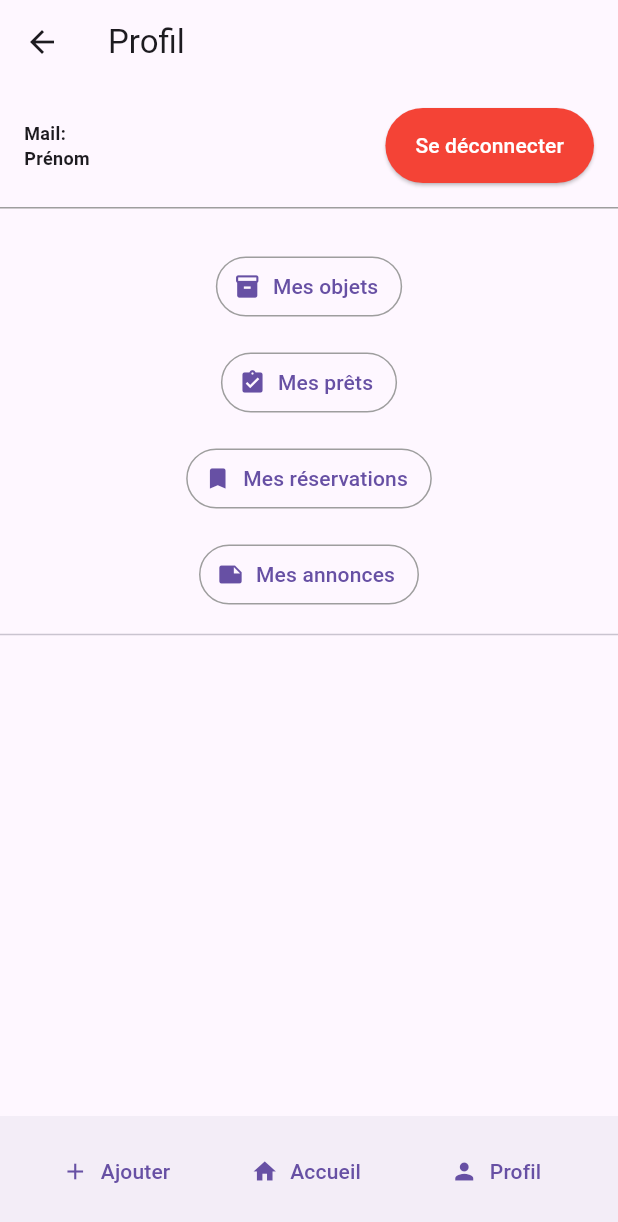
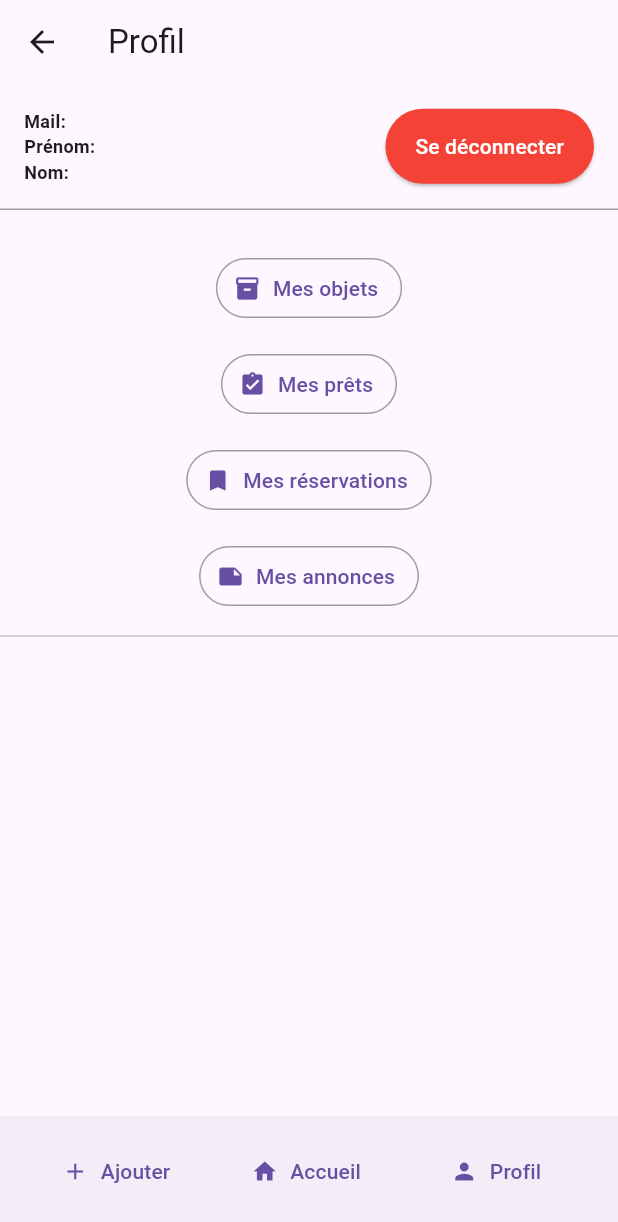
Before and after one commit to BOURREAUQuentin/SAE_DEV_MOBILE, a Flutter app: the Home screen opened directly, after a tap on "Profil", on a phone screen of 412 x 824 dp. Shown: the top 1222 px of the screen. Run offline on Flutter 3.47's test engine with Material 3 defaults, Android fonts, the phone set to English and light mode, and no system bars; our stand-ins replace supabase_flutter; accounts and stored records are empty.

Commit message:
feat: récupération utilisateur connecté mieux et affichage des demandes uniquement autres utilisateurs

```diff
--- a/sae_dev_mobile/lib/UI/home.dart
+++ b/sae_dev_mobile/lib/UI/home.dart
@@ -1,6 +1,7 @@
 import 'package:flutter/material.dart';
+import 'package:intl/intl.dart';
 import '../classes/demandeBD.dart';
-import 'package:intl/intl.dart'; // bibliothèque intl pour formatter les dates
+import '../classes/utilisateurBD.dart';
 import 'profil.dart';
 
 class Home extends StatelessWidget {
@@ -11,7 +12,10 @@ class Home extends StatelessWidget {
         title: Text('Home'),
       ),
       body: FutureBuilder<List<DemandeBD>>(
-        future: DemandeBD.getDemandes(),
+        future: () async {
+          final utilisateur = await UtilisateurBD.getUtilisateurConnecte();
+          return DemandeBD.getDemandes(utilisateur?.uuidUtilisateur ?? '');
+        }(),
         builder: (context, snapshot) {
           if (snapshot.connectionState == ConnectionState.waiting) {
             return Center(child: CircularProgressIndicator());
@@ -26,8 +30,7 @@ class Home extends StatelessWidget {
                   final demande = demandes[index];
                   return Card(
                     child: ListTile(
-                      leading: CircleAvatar(
-                      ),
+                      leading: CircleAvatar(),
                       title: Text(
                         demande.titreDemande,
                         style: TextStyle(fontSize: 20, fontWeight: FontWeight.bold),
--- a/sae_dev_mobile/lib/UI/profil.dart
+++ b/sae_dev_mobile/lib/UI/profil.dart
@@ -11,16 +11,16 @@ class Profil extends StatelessWidget {
       appBar: AppBar(
         title: Text('Profil'),
       ),
-      body: FutureBuilder<User?>(
+      body: FutureBuilder<UtilisateurBD?>(
         future: UtilisateurBD.getUtilisateurConnecte(),
         builder: (context, snapshot) {
           if (snapshot.connectionState == ConnectionState.waiting) {
             return Center(child: CircularProgressIndicator());
           } else {
-            if (snapshot.hasError) {
+            if (snapshot.hasError || snapshot.data == null) {
               return Center(child: Text("Une erreur s'est produite"));
             } else {
-              final user = snapshot.data;
+              final utilisateur = snapshot.data!;
               return SingleChildScrollView(
                 child: Column(
                   crossAxisAlignment: CrossAxisAlignment.stretch,
@@ -38,14 +38,21 @@ class Profil extends StatelessWidget {
                               crossAxisAlignment: CrossAxisAlignment.start,
                               children: [
                                 Text(
-                                  'Mail: ${user?.email}',
+                                  'Mail: ${utilisateur.mailUtilisateur}',
                                   style: TextStyle(
                                     fontSize: 12,
                                     fontWeight: FontWeight.bold,
                                   ),
                                 ),
                                 Text(
-                                  'Prénom',
+                                  'Prénom: ${utilisateur.prenomUtilisateur}',
+                                  style: TextStyle(
+                                    fontSize: 12,
+                                    fontWeight: FontWeight.bold,
+                                  ),
+                                ),
+                                Text(
+                                  'Nom: ${utilisateur.nomUtilisateur}',
                                   style: TextStyle(
                                     fontSize: 12,
                                     fontWeight: FontWeight.bold,
@@ -146,9 +153,7 @@ class Profil extends StatelessWidget {
               ),
               Expanded(
                 child: TextButton.icon(
-                  onPressed: () {
-
-                  },
+                  onPressed: () {},
                   icon: Icon(Icons.person),
                   label: Text('Profil'),
                 ),
--- a/sae_dev_mobile/lib/classes/demandeBD.dart
+++ b/sae_dev_mobile/lib/classes/demandeBD.dart
@@ -19,10 +19,11 @@ class DemandeBD {
     required this.dateFinDemande,
   });
 
-  static Future<List<DemandeBD>> getDemandes() async {
+  static Future<List<DemandeBD>> getDemandes(String uuidUtilisateur) async {
     try {
       final response = await Supabase.instance.client.from('DEMANDE')
           .select()
+          .neq('uuidDemandeur', uuidUtilisateur)
           .order('datePublication', ascending: false);
       print(response);
       if (response != null) {
--- a/sae_dev_mobile/lib/classes/utilisateurBD.dart
+++ b/sae_dev_mobile/lib/classes/utilisateurBD.dart
@@ -4,7 +4,7 @@ import 'package:supabase_flutter/supabase_flutter.dart';
 import '../UI/home.dart';
 
 class UtilisateurBD {
-  final String idUtilisateur;
+  final String uuidUtilisateur;
   final String prenomUtilisateur;
   final String nomUtilisateur;
   final String pseudoUtilisateur;
@@ -12,7 +12,7 @@ class UtilisateurBD {
   final String mdpUtilisateur;
 
   UtilisateurBD({
-    required this.idUtilisateur,
+    required this.uuidUtilisateur,
     required this.prenomUtilisateur,
     required this.nomUtilisateur,
     required this.pseudoUtilisateur,
@@ -69,12 +69,25 @@ class UtilisateurBD {
     }
   }
 
-  static Future<User?> getUtilisateurConnecte() async {
+  static Future<UtilisateurBD?> getUtilisateurConnecte() async {
     try {
       final user = Supabase.instance.client.auth.currentUser;
-      return user;
-    }
-    catch (error) {
+      if (user != null) {
+        final uuidUtilisateur = user.id!;
+        final response = await Supabase.instance.client.from('UTILISATEUR').select().eq('uuidUtilisateur', uuidUtilisateur).single();
+        if (response != null) {
+          return UtilisateurBD(
+            uuidUtilisateur: response['uuidUtilisateur'],
+            prenomUtilisateur: response['prenomUtilisateur'],
+            nomUtilisateur: response['nomUtilisateur'],
+            pseudoUtilisateur: response['pseudoUtilisateur'],
+            mailUtilisateur: response['mailUtilisateur'],
+            mdpUtilisateur: response['mdpUtilisateur'],
+          );
+        }
+      }
+      return null;
+    } catch (error) {
       print("Erreur lors de la récupération de l'utilisateur connecté: $error");
       return null;
     }
```
